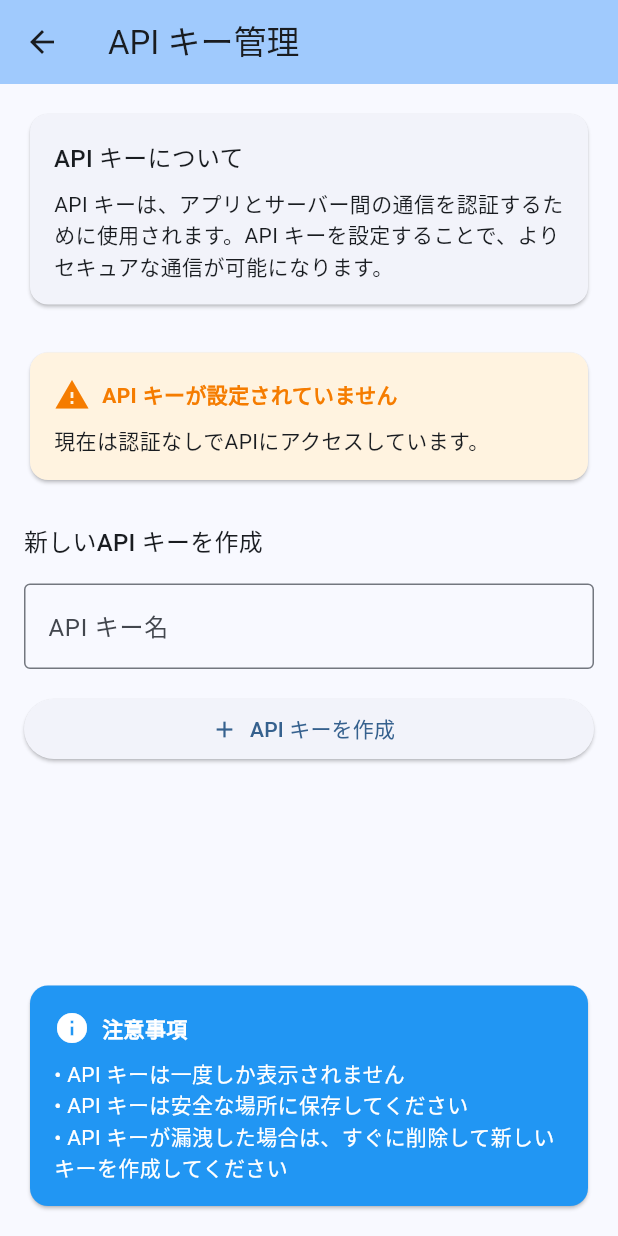
After one commit to Hiro229/todo, a Flutter app: the ApiKeyScreen screen opened directly, on a phone screen of 412 x 824 dp. The commit adds this screen. Run offline on Flutter 3.47's test engine with Material 3 defaults, Android fonts, the phone set to English and light mode, and no system bars; our stand-ins replace flutter_secure_storage; accounts and stored records are empty; network calls fail.

Commit message:
[add]APIキー管理機能を追加し、APIキーの生成、検証、削除を実装

```diff
--- /dev/null
+++ b/frontend/lib/screens/api_key_screen.dart
@@ -0,0 +1,346 @@
+import 'package:flutter/material.dart';
+import 'package:flutter/services.dart';
+import '../services/api_service.dart';
+import '../services/auth_service.dart';
+
+class ApiKeyScreen extends StatefulWidget {
+  const ApiKeyScreen({super.key});
+
+  @override
+  State<ApiKeyScreen> createState() => _ApiKeyScreenState();
+}
+
+class _ApiKeyScreenState extends State<ApiKeyScreen> {
+  final _nameController = TextEditingController();
+  String? _currentApiKey;
+  bool _isLoading = false;
+  bool _hasApiKey = false;
+
+  @override
+  void initState() {
+    super.initState();
+    _checkApiKey();
+  }
+
+  @override
+  void dispose() {
+    _nameController.dispose();
+    super.dispose();
+  }
+
+  Future<void> _checkApiKey() async {
+    final hasKey = await AuthService.hasApiKey();
+    final apiKey = await AuthService.getApiKey();
+    setState(() {
+      _hasApiKey = hasKey;
+      _currentApiKey = apiKey;
+    });
+  }
+
+  Future<void> _createApiKey() async {
+    if (_nameController.text.trim().isEmpty) {
+      _showErrorDialog('API キー名を入力してください');
+      return;
+    }
+
+    setState(() {
+      _isLoading = true;
+    });
+
+    try {
+      final apiKey = await ApiService.createApiKey(_nameController.text.trim());
+      await AuthService.saveApiKey(apiKey);
+
+      if (mounted) {
+        await _showApiKeyDialog(apiKey);
+        _nameController.clear();
+        _checkApiKey();
+      }
+    } catch (e) {
+      if (mounted) {
+        _showErrorDialog('API キーの作成に失敗しました: $e');
+      }
+    } finally {
+      if (mounted) {
+        setState(() {
+          _isLoading = false;
+        });
+      }
+    }
+  }
+
+  Future<void> _removeApiKey() async {
+    final confirmed = await _showConfirmDialog(
+      'API キーを削除',
+      'APIキーを削除しますか？\n削除後は認証が無効になります。',
+    );
+
+    if (confirmed) {
+      await AuthService.removeApiKey();
+      _checkApiKey();
+      if (mounted) {
+        ScaffoldMessenger.of(context).showSnackBar(
+          const SnackBar(content: Text('API キーが削除されました')),
+        );
+      }
+    }
+  }
+
+  Future<void> _showApiKeyDialog(String apiKey) async {
+    return showDialog(
+      context: context,
+      barrierDismissible: false,
+      builder: (context) => AlertDialog(
+        title: const Text('API キーが作成されました'),
+        content: Column(
+          mainAxisSize: MainAxisSize.min,
+          crossAxisAlignment: CrossAxisAlignment.start,
+          children: [
+            const Text(
+              '以下のAPI キーが生成されました。このキーは再表示されないため、安全な場所に保存してください。',
+              style: TextStyle(fontWeight: FontWeight.bold),
+            ),
+            const SizedBox(height: 16),
+            Container(
+              padding: const EdgeInsets.all(12),
+              decoration: BoxDecoration(
+                color: Colors.grey[100],
+                borderRadius: BorderRadius.circular(8),
+                border: Border.all(color: Colors.grey[300]!),
+              ),
+              child: SelectableText(
+                apiKey,
+                style: const TextStyle(fontFamily: 'monospace'),
+              ),
+            ),
+            const SizedBox(height: 16),
+            Row(
+              children: [
+                Expanded(
+                  child: ElevatedButton.icon(
+                    onPressed: () {
+                      Clipboard.setData(ClipboardData(text: apiKey));
+                      ScaffoldMessenger.of(context).showSnackBar(
+                        const SnackBar(content: Text('API キーがクリップボードにコピーされました')),
+                      );
+                    },
+                    icon: const Icon(Icons.copy),
+                    label: const Text('コピー'),
+                  ),
+                ),
+              ],
+            ),
+          ],
+        ),
+        actions: [
+          TextButton(
+            onPressed: () => Navigator.of(context).pop(),
+            child: const Text('閉じる'),
+          ),
+        ],
+      ),
+    );
+  }
+
+  Future<bool> _showConfirmDialog(String title, String content) async {
+    return await showDialog<bool>(
+      context: context,
+      builder: (context) => AlertDialog(
+        title: Text(title),
+        content: Text(content),
+        actions: [
+          TextButton(
+            onPressed: () => Navigator.of(context).pop(false),
+            child: const Text('キャンセル'),
+          ),
+          TextButton(
+            onPressed: () => Navigator.of(context).pop(true),
+            child: const Text('削除'),
+          ),
+        ],
+      ),
+    ) ?? false;
+  }
+
+  void _showErrorDialog(String message) {
+    showDialog(
+      context: context,
+      builder: (context) => AlertDialog(
+        title: const Text('エラー'),
+        content: Text(message),
+        actions: [
+          TextButton(
+            onPressed: () => Navigator.of(context).pop(),
+            child: const Text('OK'),
+          ),
+        ],
+      ),
+    );
+  }
+
+  @override
+  Widget build(BuildContext context) {
+    return Scaffold(
+      appBar: AppBar(
+        title: const Text('API キー管理'),
+        backgroundColor: Theme.of(context).colorScheme.inversePrimary,
+      ),
+      body: Padding(
+        padding: const EdgeInsets.all(16.0),
+        child: Column(
+          crossAxisAlignment: CrossAxisAlignment.stretch,
+          children: [
+            Card(
+              child: Padding(
+                padding: const EdgeInsets.all(16.0),
+                child: Column(
+                  crossAxisAlignment: CrossAxisAlignment.start,
+                  children: [
+                    Text(
+                      'API キーについて',
+                      style: Theme.of(context).textTheme.titleMedium,
+                    ),
+                    const SizedBox(height: 8),
+                    const Text(
+                      'API キーは、アプリとサーバー間の通信を認証するために使用されます。'
+                      'API キーを設定することで、よりセキュアな通信が可能になります。',
+                    ),
+                  ],
+                ),
+              ),
+            ),
+            const SizedBox(height: 24),
+            if (_hasApiKey) ...[
+              Card(
+                color: Colors.green[50],
+                child: Padding(
+                  padding: const EdgeInsets.all(16.0),
+                  child: Column(
+                    crossAxisAlignment: CrossAxisAlignment.start,
+                    children: [
+                      Row(
+                        children: [
+                          Icon(Icons.check_circle, color: Colors.green[700]),
+                          const SizedBox(width: 8),
+                          Text(
+                            'API キーが設定されています',
+                            style: TextStyle(
+                              fontWeight: FontWeight.bold,
+                              color: Colors.green[700],
+                            ),
+                          ),
+                        ],
+                      ),
+                      const SizedBox(height: 8),
+                      if (_currentApiKey != null)
+                        Text(
+                          'キー: ${_currentApiKey!.substring(0, 8)}...',
+                          style: const TextStyle(fontFamily: 'monospace'),
+                        ),
+                      const SizedBox(height: 16),
+                      ElevatedButton.icon(
+                        onPressed: _removeApiKey,
+                        icon: const Icon(Icons.delete),
+                        label: const Text('API キーを削除'),
+                        style: ElevatedButton.styleFrom(
+                          backgroundColor: Colors.red,
+                          foregroundColor: Colors.white,
+                        ),
+                      ),
+                    ],
+                  ),
+                ),
+              ),
+            ] else ...[
+              Card(
+                color: Colors.orange[50],
+                child: Padding(
+                  padding: const EdgeInsets.all(16.0),
+                  child: Column(
+                    crossAxisAlignment: CrossAxisAlignment.start,
+                    children: [
+                      Row(
+                        children: [
+                          Icon(Icons.warning, color: Colors.orange[700]),
+                          const SizedBox(width: 8),
+                          Text(
+                            'API キーが設定されていません',
+                            style: TextStyle(
+                              fontWeight: FontWeight.bold,
+                              color: Colors.orange[700],
+                            ),
+                          ),
+                        ],
+                      ),
+                      const SizedBox(height: 8),
+                      const Text('現在は認証なしでAPIにアクセスしています。'),
+                    ],
+                  ),
+                ),
+              ),
+              const SizedBox(height: 24),
+              Text(
+                '新しいAPI キーを作成',
+                style: Theme.of(context).textTheme.titleMedium,
+              ),
+              const SizedBox(height: 16),
+              TextField(
+                controller: _nameController,
+                decoration: const InputDecoration(
+                  labelText: 'API キー名',
+                  hintText: '例: My TODO App Key',
+                  border: OutlineInputBorder(),
+                ),
+                enabled: !_isLoading,
+              ),
+              const SizedBox(height: 16),
+              ElevatedButton.icon(
+                onPressed: _isLoading ? null : _createApiKey,
+                icon: _isLoading
+                    ? const SizedBox(
+                        width: 16,
+                        height: 16,
+                        child: CircularProgressIndicator(strokeWidth: 2),
+                      )
+                    : const Icon(Icons.add),
+                label: Text(_isLoading ? '作成中...' : 'API キーを作成'),
+              ),
+            ],
+            const Spacer(),
+            const Card(
+              color: Colors.blue,
+              child: Padding(
+                padding: EdgeInsets.all(16.0),
+                child: Column(
+                  crossAxisAlignment: CrossAxisAlignment.start,
+                  children: [
+                    Row(
+                      children: [
+                        Icon(Icons.info, color: Colors.white),
+                        SizedBox(width: 8),
+                        Text(
+                          '注意事項',
+                          style: TextStyle(
+                            fontWeight: FontWeight.bold,
+                            color: Colors.white,
+                          ),
+                        ),
+                      ],
+                    ),
+                    SizedBox(height: 8),
+                    Text(
+                      '• API キーは一度しか表示されません\n'
+                      '• API キーは安全な場所に保存してください\n'
+                      '• API キーが漏洩した場合は、すぐに削除して新しいキーを作成してください',
+                      style: TextStyle(color: Colors.white),
+                    ),
+                  ],
+                ),
+              ),
+            ),
+          ],
+        ),
+      ),
+    );
+  }
+}
--- /dev/null
+++ b/frontend/lib/services/auth_service.dart
@@ -0,0 +1,23 @@
+import 'package:flutter_secure_storage/flutter_secure_storage.dart';
+
+class AuthService {
+  static const _storage = FlutterSecureStorage();
+  static const _apiKeyKey = 'api_key';
+
+  static Future<void> saveApiKey(String apiKey) async {
+    await _storage.write(key: _apiKeyKey, value: apiKey);
+  }
+
+  static Future<String?> getApiKey() async {
+    return await _storage.read(key: _apiKeyKey);
+  }
+
+  static Future<void> removeApiKey() async {
+    await _storage.delete(key: _apiKeyKey);
+  }
+
+  static Future<bool> hasApiKey() async {
+    final apiKey = await getApiKey();
+    return apiKey != null && apiKey.isNotEmpty;
+  }
+}
--- a/frontend/pubspec.yaml
+++ b/frontend/pubspec.yaml
@@ -36,6 +36,7 @@ dependencies:
   cupertino_icons: ^1.0.8
   http: ^1.1.0
   intl: ^0.18.1
+  flutter_secure_storage: ^9.0.0
 
 dev_dependencies:
   flutter_test:
```
Also changed, not shown: frontend/lib/screens/task_list_screen.dart (+21 -0 lines), frontend/lib/services/api_service.dart (+41 -3 lines), frontend/pubspec.lock, 16 other files.
